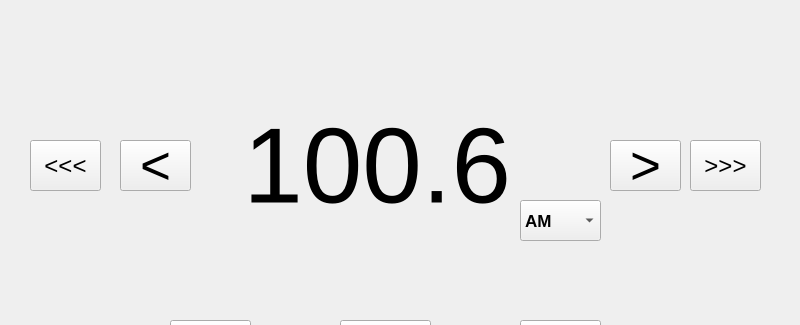
Before: the Qt Designer form RPI/GUI/UI/Radio.ui in YehiaEhab16/FOTA_Graduation-Project-2022, drawn with Qt 5; both pictures show x 0 to 800 and y 0 to 325 of the 800 by 480 pixel window.
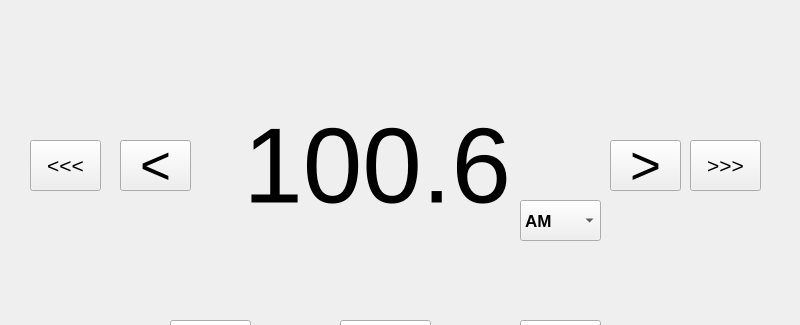
After: the same form once the commit is applied. Icons and pictures are not drawn.

```diff
--- a/RPI/GUI/UI/Radio.ui
+++ b/RPI/GUI/UI/Radio.ui
@@ -1313,7 +1313,7 @@
    </property>
    <property name="font">
     <font>
-     <pointsize>18</pointsize>
+     <pointsize>16</pointsize>
      <weight>50</weight>
      <italic>false</italic>
      <bold>false</bold>
@@ -1533,7 +1533,7 @@
    </property>
    <property name="font">
     <font>
-     <pointsize>18</pointsize>
+     <pointsize>16</pointsize>
      <weight>50</weight>
      <italic>false</italic>
      <bold>false</bold>
```
